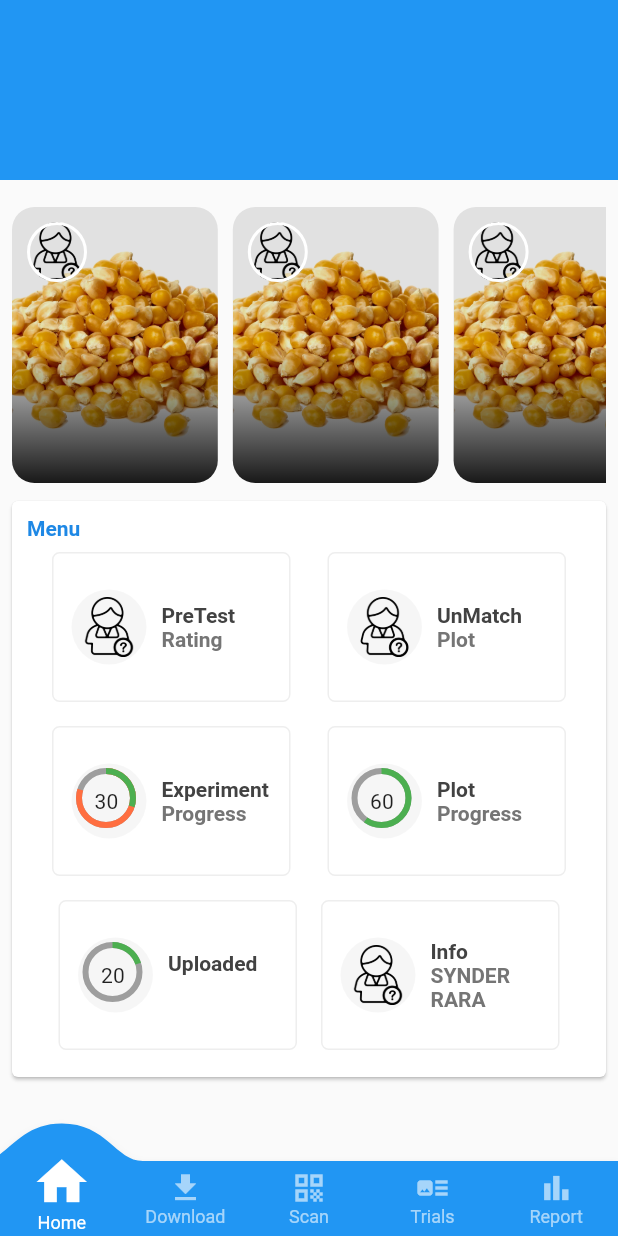
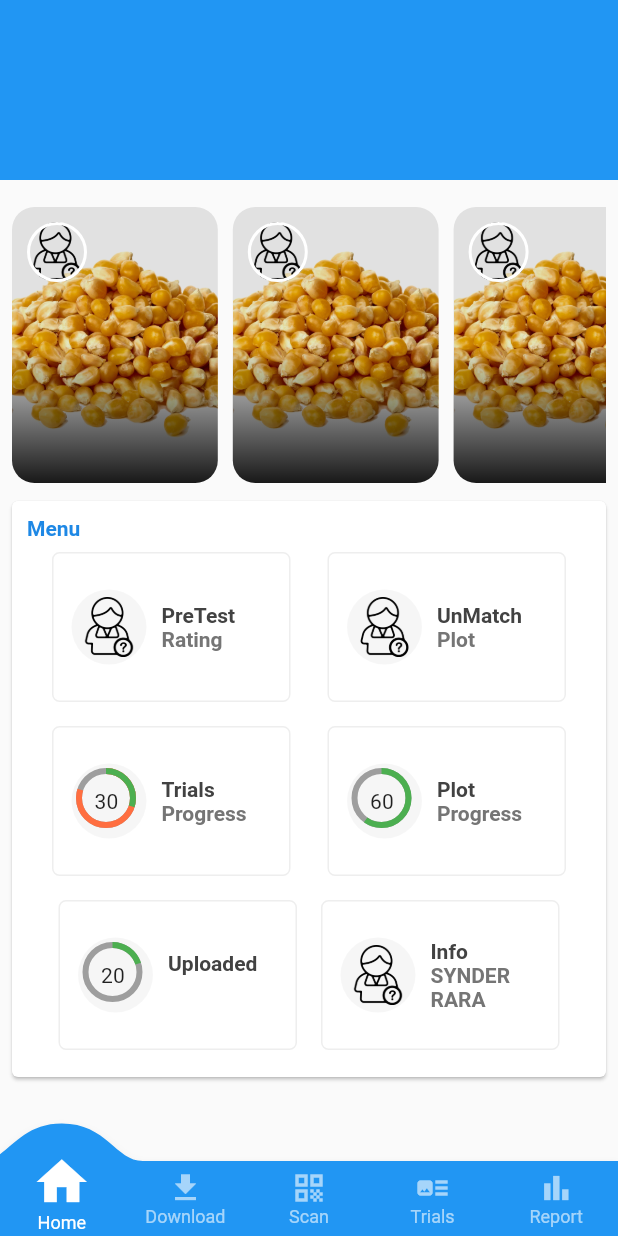
Before and after one commit to ChanwitJampa/DermobileFlutter, a Flutter app: the MainScreen screen opened directly, on a phone screen of 412 x 824 dp. Run offline on Flutter 3.47's test engine with Material 2 defaults, Android fonts, the phone set to English and light mode, and no system bars; drawn by our look-alikes of convex_bottom_bar; our stand-ins replace camera, flutter_svg, font_awesome_flutter, gallery_saver, hive, image_picker and 5 more; missing offline and left inert: dart:ffi, qr_code_scanner, reflectable, spincircle_bottom_bar; accounts and stored records are empty; statements that could not run were skipped.

Commit message:
หลังประชุม

```diff
--- a/lib/entities/site/trial.dart
+++ b/lib/entities/site/trial.dart
@@ -28,6 +28,8 @@ class OnSiteTrial extends HiveObject {
   @HiveField(6)
   List<OnSitePlot> onSitePlots;
 
+  //lastModifyDateOnSite
+
   OnSiteTrial(this.trialId, this.aliasName, this.trialActive, this.trialStatus,
       this.createDate, this.lastUpdate, this.onSitePlots);
 }
--- a/lib/screens/main/main_screen.dart
+++ b/lib/screens/main/main_screen.dart
@@ -270,7 +270,7 @@ class _MainScreenState extends State<MainScreen> {
                         width: 175,
                         child: InkWell(
                           child: makeMenu(
-                              menuName: "Experiment",
+                              menuName: "Trials",
                               subMenuName: "Progress",
                               inProgress: 0.8,
                               finished: 0.3),
--- a/lib/screens/plot/plot_screen.dart
+++ b/lib/screens/plot/plot_screen.dart
@@ -495,7 +495,9 @@ class _PlotsScreen extends State<PlotsScreen> {
             feedTime: (new DateTime.fromMillisecondsSinceEpoch(e.uploadDate))
                 .toString(),
             feedText:
-                'All the Lorem Ipsum generators on the Internet tend to repeat predefined.',
+                "Status : ${e.plotStatus}   repNO : ${e.repNo}      barcode : ${e.barcode}",
+            //     'All the Lorem Ipsum generators on the Internet tend to repeat predefined.'
+            // ,
             feedImage: 'assets/images/plot_corn.jpg')
       ]);
     });
--- a/lib/screens/signup_screen.dart
+++ b/lib/screens/signup_screen.dart
@@ -183,8 +183,8 @@ class _SignupScreen extends State<SignupScreen> {
 
   static Future<bool> signIn(String username, String password) async {
     // print("-----------------------get token---------------------");
-    username = "Test";
-    password = "Test";
+    // username = "Test";
+    //password = "Test";
     userNameNow = username;
     loginService dc = loginService();
     var res = await dc.attemptLogIn(username, password);
```
Also changed, not shown: lib/screens/main/download_screen.dart (+7 -2 lines).
